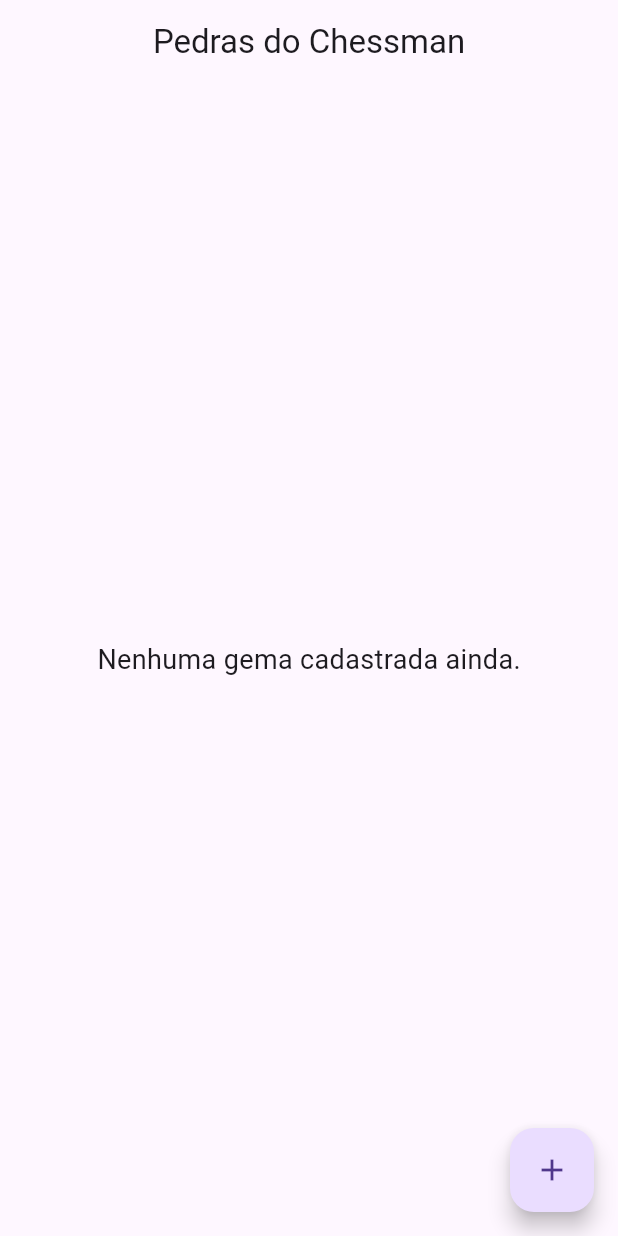
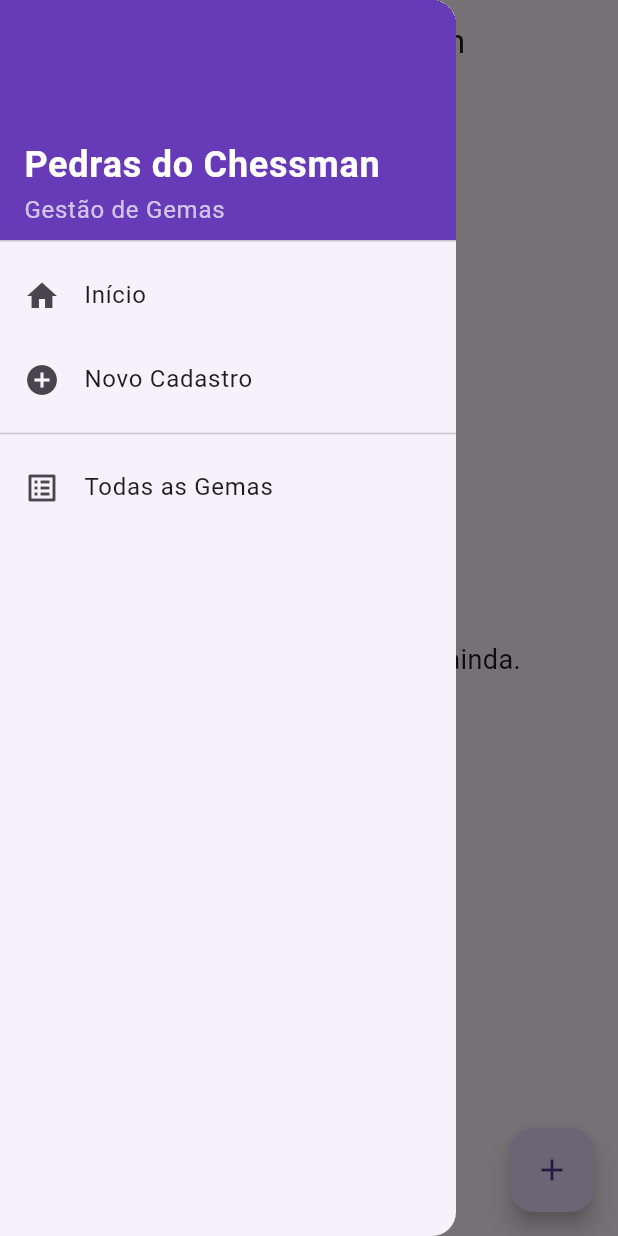
Before and after one commit to GabrielBrisson/pedras_chessman, a Flutter app: the screen it shows after launch, with the side drawer open (before the commit the screen has no drawer), on a phone screen of 412 x 824 dp. Run offline on Flutter 3.47's test engine with Material 3 defaults, Android fonts, the phone set to English and light mode, and no system bars; our stand-ins replace sqflite; accounts and stored records are empty.

Commit message:
updating interface

```diff
--- a/lib/data/database/gems_database.dart
+++ b/lib/data/database/gems_database.dart
@@ -74,6 +74,8 @@ class GemaDatabase {
 
   Future<List<Gema>> getAll() async {
     final db = await instance.database;
+    final dbpath = await getDatabasesPath();
+    print(dbpath);
     final result = await db.query('gemas', orderBy: 'nome');
     return result.map((json) => Gema.fromMap(json)).toList();
   }
@@ -93,6 +95,7 @@ class GemaDatabase {
       if (gema.parentId == null) {
         roots.add(gema);
       } else if (gemasMap.containsKey(gema.parentId)) {
+        gemasMap[gema.parentId]!.filhos.add(gema);
         gemasMap[gema.parentId]!.filhos.add(gema);
       }
     }
--- a/lib/presentation/pages/home_page.dart
+++ b/lib/presentation/pages/home_page.dart
@@ -30,7 +30,14 @@ class _HomePageState extends State<HomePage> {
       appBar: AppBar(
         title: const Text('Pedras do Chessman'),
         centerTitle: true,
+        leading: Builder(
+          builder: (context) => IconButton(
+            icon: const Icon(Icons.menu),
+            onPressed: () => Scaffold.of(context).openDrawer(),
+          ),
+        ),
       ),
+      drawer: _buildDrawer(context),
       body: service.gemas.isEmpty
           ? const Center(
         child: Text(
@@ -52,7 +59,67 @@ class _HomePageState extends State<HomePage> {
     );
   }
 
-  // =================== WIDGET PRINCIPAL ===================
+  Widget _buildDrawer(BuildContext context) {
+    return Drawer(
+      child: ListView(
+        padding: EdgeInsets.zero,
+        children: [
+          const DrawerHeader(
+            decoration: BoxDecoration(
+              color: Colors.deepPurple,
+            ),
+            child: Column(
+              crossAxisAlignment: CrossAxisAlignment.start,
+              mainAxisAlignment: MainAxisAlignment.end,
+              children: [
+                Text(
+                  'Pedras do Chessman',
+                  style: TextStyle(
+                    color: Colors.white,
+                    fontSize: 24,
+                    fontWeight: FontWeight.bold,
+                  ),
+                ),
+                Text(
+                  'Gestão de Gemas',
+                  style: TextStyle(color: Colors.white70, fontSize: 16),
+                ),
+              ],
+            ),
+          ),
+
+          ListTile(
+            leading: const Icon(Icons.home),
+            title: const Text('Início'),
+            onTap: () {
+              Navigator.pop(context);
+            },
+          ),
+
+          ListTile(
+            leading: const Icon(Icons.add_circle),
+            title: const Text('Novo Cadastro'),
+            onTap: () {
+              Navigator.pop(context);
+              _adicionarGema(context);
+            },
+          ),
+
+          const Divider(),
+
+          ListTile(
+            leading: const Icon(Icons.list_alt),
+            title: const Text('Todas as Gemas'),
+            onTap: () {
+              Navigator.pop(context);
+              // Já estamos na tela principal
+            },
+          ),
+        ],
+      ),
+    );
+  }
+
   Widget _buildGemaTile(Gema gema, int nivel) {
     final bool temFilhos = gema.filhos.isNotEmpty;
 
@@ -114,7 +181,6 @@ class _HomePageState extends State<HomePage> {
               onTap: () => _adicionarSubGema(context, gema),
             ),
 
-            // Botão extra para ver detalhes dentro do ExpansionTile
             ListTile(
               leading: const Icon(Icons.info_outline),
               title: const Text('Ver detalhes completos'),
@@ -126,7 +192,6 @@ class _HomePageState extends State<HomePage> {
     );
   }
 
-  // =================== AÇÕES ===================
   void _adicionarGema(BuildContext context) async {
     final novaGema = await Navigator.push(
       context,
@@ -207,11 +272,16 @@ class _HomePageState extends State<HomePage> {
 
   Color _getCorGema(String cor) {
     switch (cor.toLowerCase()) {
-      case 'azul': return Colors.blue;
-      case 'vermelho': return Colors.red;
-      case 'verde': return Colors.green;
-      case 'amarelo': return Colors.yellow;
-      default: return Colors.purple;
+      case 'azul':
+        return Colors.blue;
+      case 'vermelho':
+        return Colors.red;
+      case 'verde':
+        return Colors.green;
+      case 'amarelo':
+        return Colors.yellow;
+      default:
+        return Colors.purple;
     }
   }
 }
```
